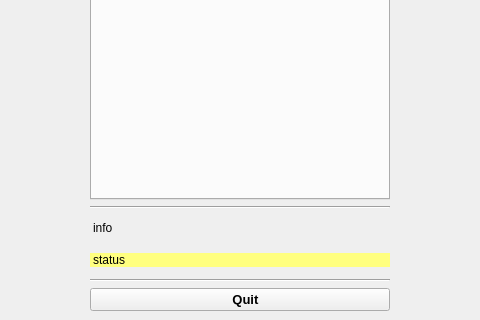
openlmd/cyplam, file cyplam_robviz/resources/robviz.ui: the form before one commit; both pictures show x 460 to 940 and y 480 to 800 of the 1400 by 800 pixel window.
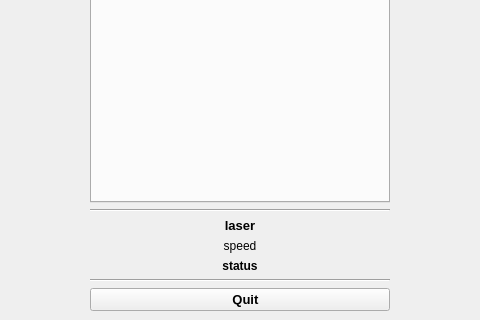
The form after the commit. Icons and pictures are not drawn.

Patch:
```diff
--- a/cyplam_robviz/resources/robviz.ui
+++ b/cyplam_robviz/resources/robviz.ui
@@ -64,40 +64,14 @@
     </font>
    </property>
    <layout class="QGridLayout" name="gridLayout">
-    <item row="14" column="1">
-     <widget class="QLabel" name="lblInfo">
-      <property name="font">
-       <font>
-        <weight>50</weight>
-        <bold>false</bold>
-       </font>
-      </property>
-      <property name="text">
-       <string>info</string>
-      </property>
-      <property name="margin">
-       <number>3</number>
-      </property>
-      <property name="indent">
-       <number>3</number>
-      </property>
-     </widget>
-    </item>
-    <item row="12" column="1">
-     <widget class="Line" name="line_2">
-      <property name="orientation">
-       <enum>Qt::Horizontal</enum>
-      </property>
-     </widget>
-    </item>
-    <item row="0" column="0" rowspan="22">
+    <item row="0" column="0" rowspan="25">
      <layout class="QHBoxLayout" name="boxPlot">
       <property name="spacing">
        <number>0</number>
       </property>
      </layout>
     </item>
-    <item row="21" column="1">
+    <item row="24" column="1">
      <widget class="QPushButton" name="btnQuit">
       <property name="enabled">
        <bool>true</bool>
@@ -143,45 +117,52 @@
       </property>
      </widget>
     </item>
-    <item row="20" column="1">
+    <item row="23" column="1">
      <widget class="Line" name="line_3">
       <property name="orientation">
        <enum>Qt::Horizontal</enum>
       </property>
      </widget>
     </item>
-    <item row="11" column="1">
-     <widget class="QTabWidget" name="tabWidget">
-      <property name="minimumSize">
-       <size>
-        <width>300</width>
-        <height>0</height>
-       </size>
-      </property>
-      <property name="maximumSize">
-       <size>
-        <width>300</width>
-        <height>16777215</height>
-       </size>
-      </property>
+    <item row="21" column="1">
+     <widget class="QLabel" name="lblSpeed">
       <property name="font">
        <font>
-        <italic>false</italic>
+        <weight>50</weight>
+        <bold>false</bold>
        </font>
       </property>
-      <property name="currentIndex">
-       <number>-1</number>
+      <property name="text">
+       <string>speed</string>
+      </property>
+      <property name="alignment">
+       <set>Qt::AlignCenter</set>
+      </property>
+      <property name="margin">
+       <number>3</number>
+      </property>
+      <property name="indent">
+       <number>3</number>
       </property>
      </widget>
     </item>
-    <item row="17" column="1" rowspan="2">
+    <item row="22" column="1">
      <widget class="QLabel" name="lblStatus">
+      <property name="font">
+       <font>
+        <weight>75</weight>
+        <bold>true</bold>
+       </font>
+      </property>
       <property name="styleSheet">
-       <string notr="true">background-color: rgb(255, 255, 127);</string>
+       <string notr="true"/>
       </property>
       <property name="text">
        <string>status</string>
       </property>
+      <property name="alignment">
+       <set>Qt::AlignCenter</set>
+      </property>
       <property name="margin">
        <number>3</number>
       </property>
@@ -190,7 +171,56 @@
       </property>
      </widget>
     </item>
-    <item row="4" column="1" rowspan="4">
+    <item row="20" column="1">
+     <widget class="QLabel" name="lblLaser">
+      <property name="font">
+       <font>
+        <pointsize>10</pointsize>
+        <weight>75</weight>
+        <italic>false</italic>
+        <bold>true</bold>
+       </font>
+      </property>
+      <property name="text">
+       <string>laser</string>
+      </property>
+      <property name="alignment">
+       <set>Qt::AlignCenter</set>
+      </property>
+     </widget>
+    </item>
+    <item row="19" column="1">
+     <widget class="Line" name="line_2">
+      <property name="orientation">
+       <enum>Qt::Horizontal</enum>
+      </property>
+     </widget>
+    </item>
+    <item row="18" column="1">
+     <widget class="QTabWidget" name="tabWidget">
+      <property name="minimumSize">
+       <size>
+        <width>300</width>
+        <height>0</height>
+       </size>
+      </property>
+      <property name="maximumSize">
+       <size>
+        <width>300</width>
+        <height>16777215</height>
+       </size>
+      </property>
+      <property name="font">
+       <font>
+        <italic>false</italic>
+       </font>
+      </property>
+      <property name="currentIndex">
+       <number>-1</number>
+      </property>
+     </widget>
+    </item>
+    <item row="4" column="1" rowspan="11">
      <widget class="QLabel" name="lblLogo">
       <property name="frameShape">
        <enum>QFrame::NoFrame</enum>
```
